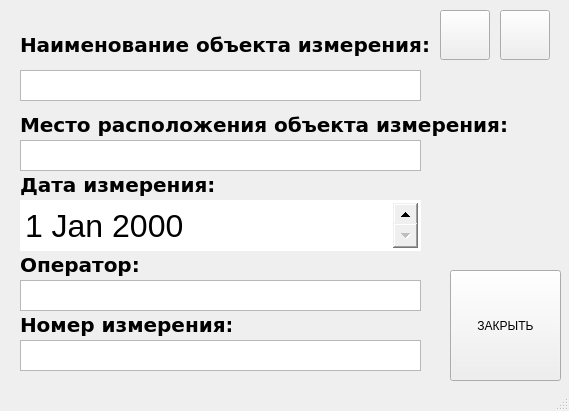
The window that secondUI.ui (kozlov174/raspberry_app) describes before a commit, drawn with Qt 5.
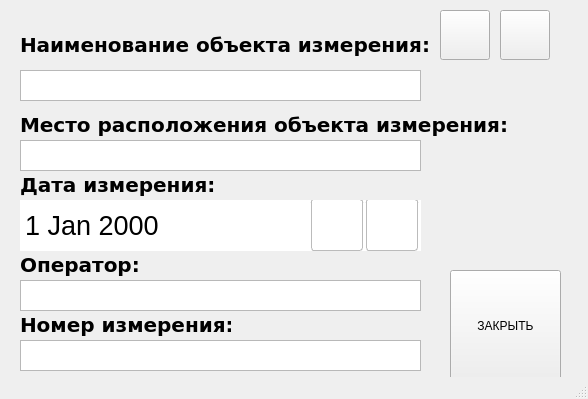
The same window after the commit. Icons and pictures are not drawn.

Patch:
```diff
--- a/secondUI.ui
+++ b/secondUI.ui
@@ -6,8 +6,8 @@
    <rect>
     <x>0</x>
     <y>0</y>
-    <width>569</width>
-    <height>411</height>
+    <width>588</width>
+    <height>399</height>
    </rect>
   </property>
   <property name="windowTitle">
@@ -236,14 +236,53 @@
     </property>
     <property name="font">
      <font>
-      <pointsize>24</pointsize>
+      <pointsize>20</pointsize>
      </font>
     </property>
     <property name="styleSheet">
-     <string notr="true">QDateEdit::up-button, 
+     <string notr="true">/* Делаем место справа под две кнопки */
+QDateEdit {
+    padding-right: 120px;  /* = ширина двух кнопок + зазор */
+}
+
+/* Общие параметры кнопок */
+QDateEdit::up-button,
 QDateEdit::down-button {
-    width: 25px;
-    height: 25px;
+    subcontrol-origin: padding;   /* позиционируем относительно области с padding */
+    width: 50px;
+    height: 50px;
+    border: 1px solid #bbb;
+    border-radius: 3px;
+    margin: 0;
+}
+
+/* Правая (увеличение) — у самого края справа */
+QDateEdit::up-button {
+    subcontrol-position: center right;
+    right: 0px;                   /* вплотную к правому краю */
+}
+
+/* Левая (уменьшение) — сдвигаем на ширину первой кнопки */
+QDateEdit::down-button {
+    subcontrol-position: center right;
+    right: 55px;                  /* = width up-button */
+}
+
+/* (необязательно) Состояния */
+QDateEdit::up-button:hover,
+QDateEdit::down-button:hover {
+    border-color: #888;
+}
+QDateEdit::up-button:pressed,
+QDateEdit::down-button:pressed {
+    background: #eaeaea;
+}
+/* Подставляем свои иконки */
+QDateEdit::up-arrow {
+    image: url(&quot;plus.png&quot;);   /* путь к твоему файлу */
+}
+QDateEdit::down-arrow {
+    image: url(&quot;minus.png&quot;);  /* путь к твоему файлу */
 }
 </string>
     </property>
```
